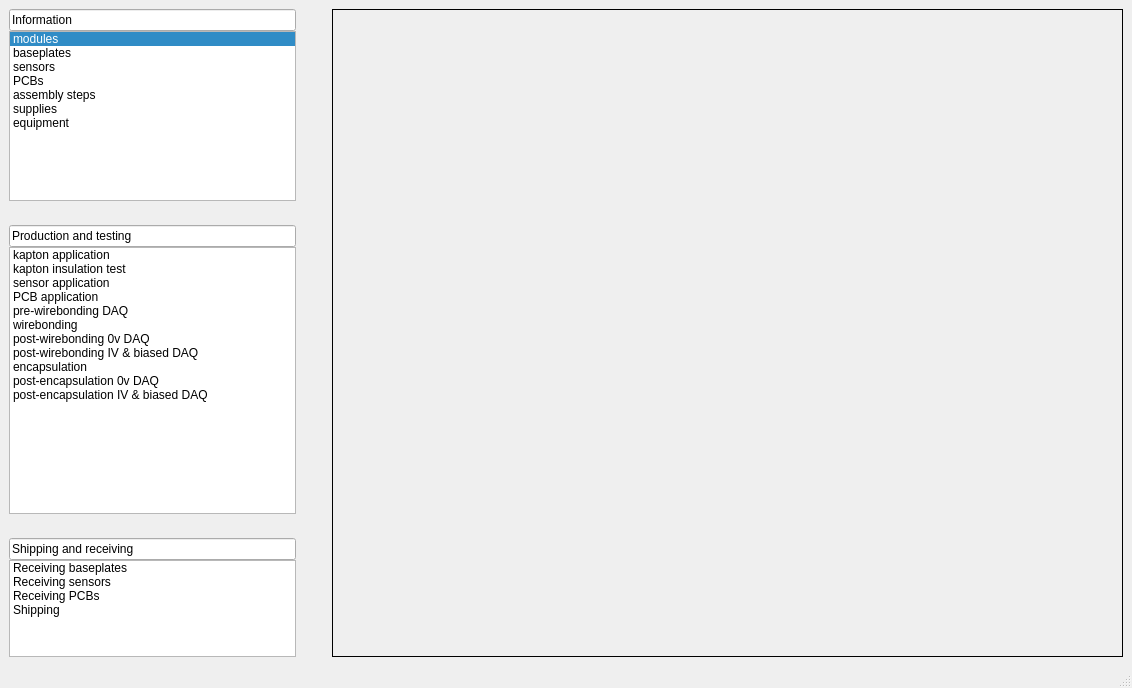
The window that main_ui/mainwindow.ui (IncandelaLab/SharedUI) describes before a commit, drawn with Qt 5.
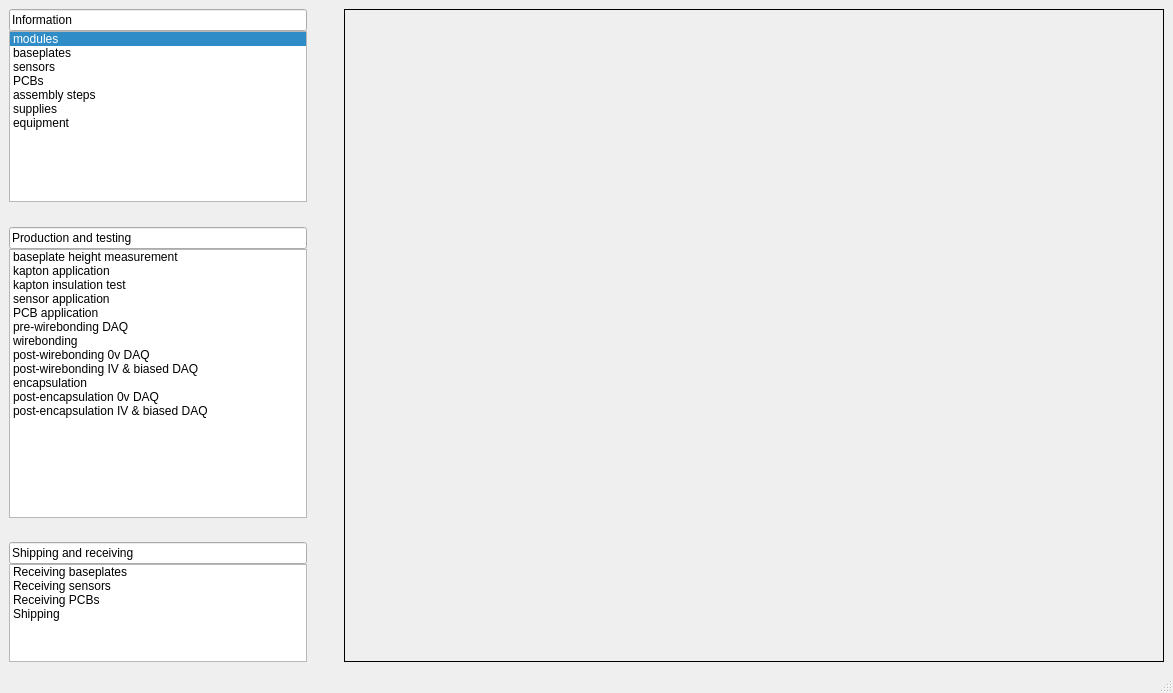
The same window after the commit.

Patch:
```diff
--- a/main_ui/mainwindow.ui
+++ b/main_ui/mainwindow.ui
@@ -6,8 +6,8 @@
    <rect>
     <x>0</x>
     <y>0</y>
-    <width>1132</width>
-    <height>688</height>
+    <width>1173</width>
+    <height>693</height>
    </rect>
   </property>
   <property name="windowTitle">
@@ -99,6 +99,11 @@
         </item>
         <item>
          <widget class="QListWidget" name="listAssembly">
+          <item>
+           <property name="text">
+            <string>baseplate height measurement</string>
+           </property>
+          </item>
           <item>
            <property name="text">
             <string>kapton application</string>
```
Left out of the diff: 2 changed lines with no effect on the pictures.
